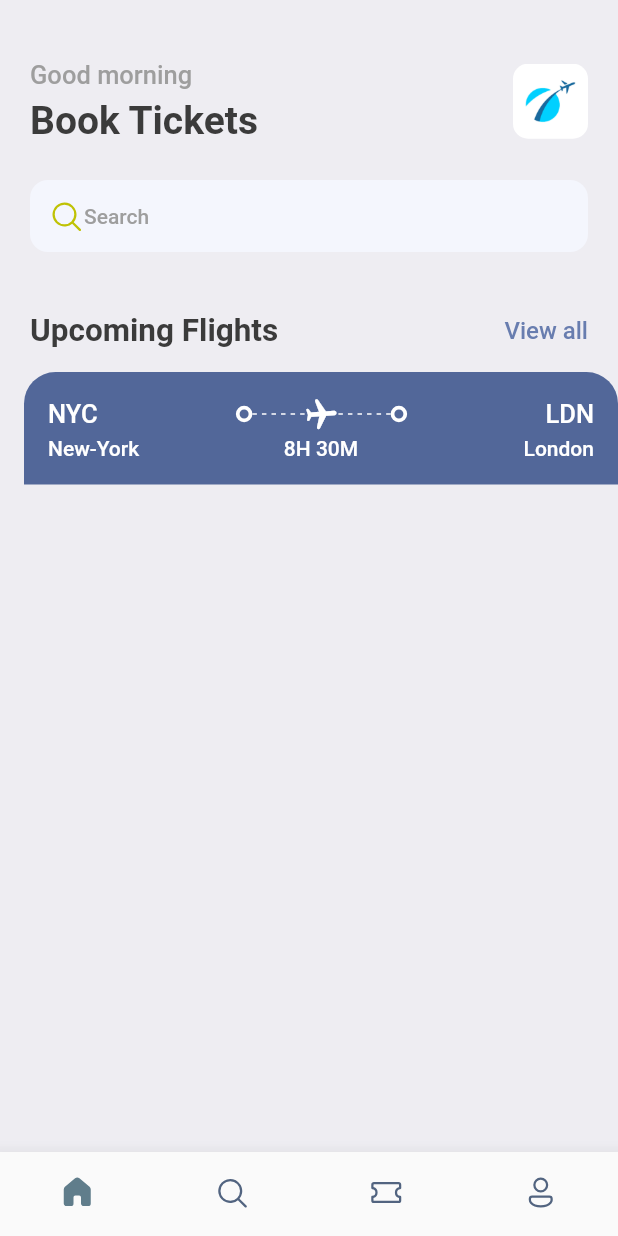
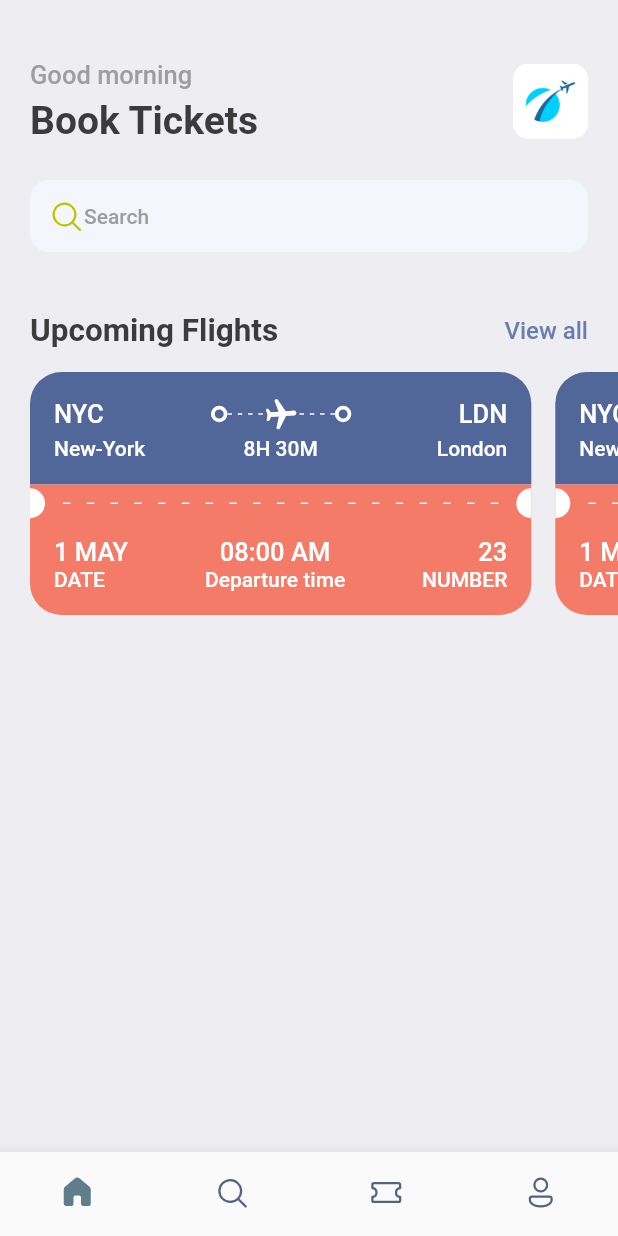
Before and after one commit to ruvima/booktickets, a Flutter app: the screen it shows after launch, on a phone screen of 412 x 824 dp. Run offline on Flutter 3.47's test engine with Material 2 defaults, Android fonts, the phone set to English and light mode, and no system bars; our stand-ins replace fluentui_icons, gap.

Commit message:
finish card/ticket

```diff
--- a/lib/screens/home_screen.dart
+++ b/lib/screens/home_screen.dart
@@ -93,7 +93,17 @@ class HomeScreen extends StatelessWidget {
             ),
           ),
           const Gap(15),
-          TicketView(),
+          SingleChildScrollView(
+            scrollDirection: Axis.horizontal,
+            padding: const EdgeInsets.only(left: 20),
+            child: Row(
+              children: [
+                TicketView(),
+                TicketView(),
+                TicketView(),
+              ],
+            ),
+          )
         ],
       ),
     );
--- a/lib/screens/ticket_view.dart
+++ b/lib/screens/ticket_view.dart
@@ -13,12 +13,15 @@ class TicketView extends StatelessWidget {
   Widget build(BuildContext context) {
     final size = AppLayout.getSize(context);
     return SizedBox(
-      width: size.width,
+      width: size.width * 0.85,
       height: 200,
       child: Container(
-        margin: const EdgeInsets.only(left: 16),
+        margin: const EdgeInsets.only(right: 16),
         child: Column(
           children: [
+            /*
+            showing the blue part of the card/ticket
+            */
             Container(
               decoration: const BoxDecoration(
                 color: Color(0xFF526799),
@@ -38,7 +41,7 @@ class TicketView extends StatelessWidget {
                             Styles.headLineStyle3.copyWith(color: Colors.white),
                       ),
                       const Spacer(),
-                      TickContainer(),
+                      const TickContainer(),
                       Expanded(
                         child: Stack(
                           children: [
@@ -79,7 +82,7 @@ class TicketView extends StatelessWidget {
                           ],
                         ),
                       ),
-                      TickContainer(),
+                      const TickContainer(),
                       const Spacer(),
                       Text(
                         'LDN',
@@ -118,7 +121,140 @@ class TicketView extends StatelessWidget {
                   )
                 ],
               ),
-            )
+            ),
+            /*
+            showing the orange part of the card/ticket
+            */
+
+            Container(
+              color: Styles.orangeColor,
+              child: Row(
+                children: [
+                  const SizedBox(
+                    height: 20,
+                    width: 10,
+                    child: DecoratedBox(
+                      decoration: BoxDecoration(
+                        color: Colors.white,
+                        borderRadius: BorderRadius.only(
+                          topRight: Radius.circular(10),
+                          bottomRight: Radius.circular(10),
+                        ),
+                      ),
+                    ),
+                  ),
+                  Expanded(
+                    child: Padding(
+                      padding: const EdgeInsets.all(12.0),
+                      child: LayoutBuilder(
+                        builder: (context, constraints) {
+                          return Flex(
+                            direction: Axis.horizontal,
+                            mainAxisAlignment: MainAxisAlignment.spaceBetween,
+                            mainAxisSize: MainAxisSize.max,
+                            children: List.generate(
+                              (constraints.constrainWidth() / 15).floor(),
+                              (index) => const SizedBox(
+                                width: 5,
+                                height: 1,
+                                child: DecoratedBox(
+                                    decoration:
+                                        BoxDecoration(color: Colors.white)),
+                              ),
+                            ),
+                          );
+                        },
+                      ),
+                    ),
+                  ),
+                  const SizedBox(
+                    height: 20,
+                    width: 10,
+                    child: const DecoratedBox(
+                      decoration: BoxDecoration(
+                        color: Colors.white,
+                        borderRadius: BorderRadius.only(
+                          topLeft: Radius.circular(10),
+                          bottomLeft: Radius.circular(10),
+                        ),
+                      ),
+                    ),
+                  ),
+                ],
+              ),
+            ),
+            /*
+            bottom part of the orange card/ticket
+            */
+            Container(
+              decoration: BoxDecoration(
+                color: Styles.orangeColor,
+                borderRadius: const BorderRadius.only(
+                  bottomLeft: Radius.circular(21),
+                  bottomRight: Radius.circular(21),
+                ),
+              ),
+              padding: const EdgeInsets.only(
+                left: 16,
+                top: 10,
+                right: 16,
+                bottom: 16,
+              ),
+              child: Column(
+                children: [
+                  Row(
+                    mainAxisAlignment: MainAxisAlignment.spaceBetween,
+                    children: [
+                      Column(
+                        crossAxisAlignment: CrossAxisAlignment.start,
+                        children: [
+                          Text(
+                            '1 MAY',
+                            style: Styles.headLineStyle3
+                                .copyWith(color: Colors.white),
+                          ),
+                          Text(
+                            'DATE',
+                            style: Styles.headLineStyle4
+                                .copyWith(color: Colors.white),
+                          )
+                        ],
+                      ),
+                      Column(
+                        crossAxisAlignment: CrossAxisAlignment.center,
+                        children: [
+                          Text(
+                            '08:00 AM',
+                            style: Styles.headLineStyle3
+                                .copyWith(color: Colors.white),
+                          ),
+                          Text(
+                            'Departure time',
+                            style: Styles.headLineStyle4
+                                .copyWith(color: Colors.white),
+                          )
+                        ],
+                      ),
+                      Column(
+                        crossAxisAlignment: CrossAxisAlignment.end,
+                        children: [
+                          Text(
+                            '23',
+                            style: Styles.headLineStyle3
+                                .copyWith(color: Colors.white),
+                          ),
+                          Text(
+                            'NUMBER',
+                            style: Styles.headLineStyle4
+                                .copyWith(color: Colors.white),
+                          )
+                        ],
+                      )
+                    ],
+                  ),
+                ],
+              ),
+            ),
           ],
         ),
       ),
--- a/lib/utils/app_styles.dart
+++ b/lib/utils/app_styles.dart
@@ -6,7 +6,7 @@ class Styles {
   static Color primaryColor = primary;
   static Color textColor = const Color(0xFF3b3b3b);
   static Color bgColor = const Color(0xFFeeedf2);
-  static Color orangeColor = const Color(0xFF526799);
+  static Color orangeColor = const Color(0xFFF37B67);
   static TextStyle textStyle =
       TextStyle(fontSize: 16, color: textColor, fontWeight: FontWeight.w500);
   static TextStyle headLineStyle1 =
```
